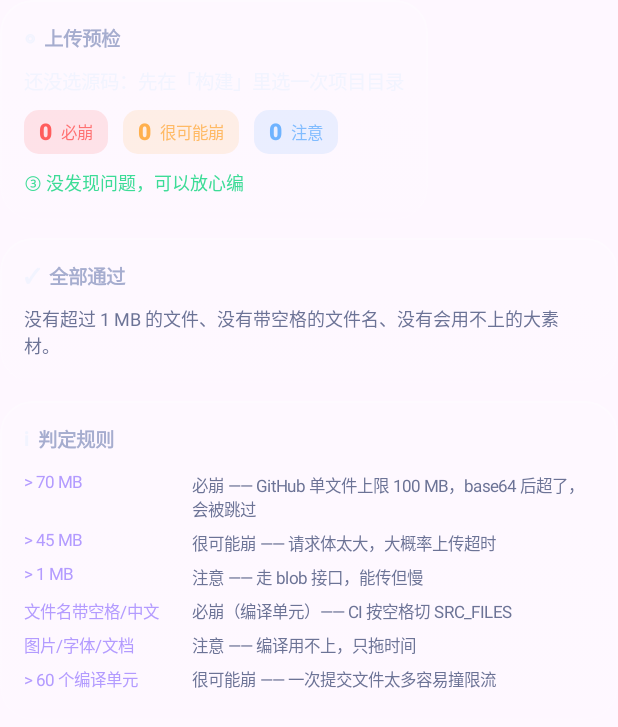
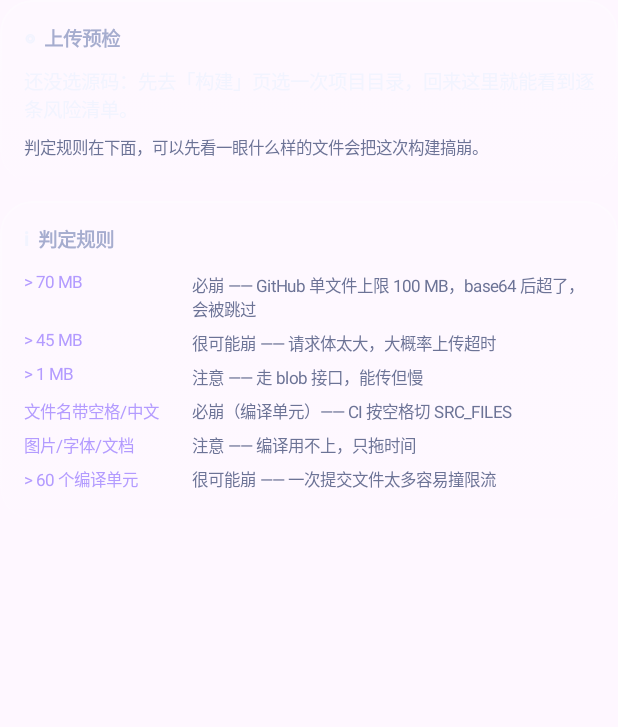
Before and after one commit to 3495866893/nk-obf, an Android app built with Jetpack Compose: the composable PrecheckPage called with empty values, on a phone screen of 412 x 824 dp. Shown: the top 727 px of the screen. Run offline under Robolectric (Android 15) with nearby library versions, the phone set to English and light mode, and no system bars; libraries missing offline, so code that uses them is left out: dev.chrisbanes.haze; 7 statements that could not run were skipped.

Commit message:
v1.3 polish

```diff
--- a/android/app/src/main/java/com/nk/nkbuild/MainActivity.kt
+++ b/android/app/src/main/java/com/nk/nkbuild/MainActivity.kt
@@ -607,7 +607,7 @@ private fun SetPage(
 
         GlassCard(haze) {
             SectionTitle("", "关于")
-            Text("NKBuild 手机版 v1.2（versionCode 3）\n" +
+            Text("NKBuild 手机版 v1.3（versionCode 5）\n" +
                 "Ensia = LLVM-21 Pass 插件（IR 级），配合 nk_ad 运行时看门狗\n" +
                 "构建：GitHub Actions · 产物：AArch64 PIE",
                 color = TextSub, fontSize = 11.sp)
@@ -845,9 +845,14 @@ private fun PrecheckPage(st: UiState, haze: HazeState?) {
     ) {
         GlassCard(haze) {
             SectionTitle("◎", "上传预检")
-            Text(
-                if (st.files.isEmpty()) "还没选源码：先在「构建」里选一次项目目录"
-                else "${st.files.size} 个文件、共 ${Precheck.human(st.files.sumOf { it.size })}"
+            if (st.files.isEmpty()) {
+                Text("还没选源码：先去「构建」页选一次项目目录，回来这里就能看到逐条风险清单。",
+                    color = TextMain, fontSize = 13.sp)
+                Spacer(Modifier.height(8.dp))
+                Text("判定规则在下面，可以先看一眼什么样的文件会把这次构建搞崩。",
+                    color = TextDim, fontSize = 11.sp)
+            } else {
+                Text("${st.files.size} 个文件、共 ${Precheck.human(st.files.sumOf { it.size })}"
                         + " · ${st.files.count { it.rel.substringAfterLast('.', "").lowercase() in Precheck.compileExt }} 个编译单元",
                     color = TextMain, fontSize = 13.sp)
 
@@ -866,7 +871,9 @@ private fun PrecheckPage(st: UiState, haze: HazeState?) {
                     else if (highs > 0) Color(0xFFFFC68A) else Color(0xFF3DDC97),
                     fontSize = 12.sp)
             }
+        }
 
+        if (st.files.isNotEmpty()) {
             if (risks.isEmpty()) {
                 GlassCard(haze) {
                     SectionTitle("✓", "全部通过")
@@ -879,6 +886,7 @@ private fun PrecheckPage(st: UiState, haze: HazeState?) {
                     risks.forEach { r ->
                         RiskRow(r)
                         Spacer(Modifier.height(10.dp))
+                    }
                 }
             }
         }
```
Lines whose indentation alone changed are shown as unchanged.
